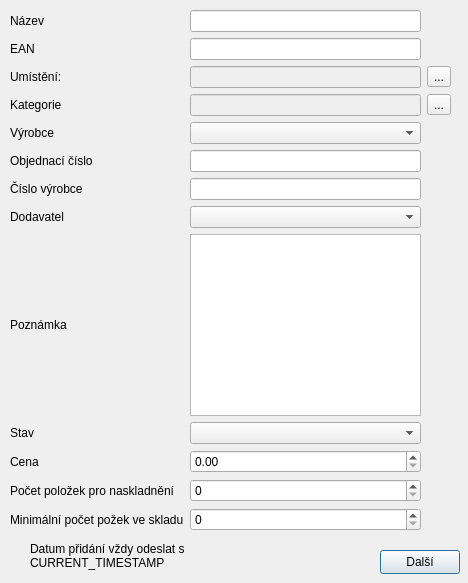
The window that PPPart/prijem_novy_1.ui (Vcpavel31/PPPart) describes before a commit, drawn with Qt 5.
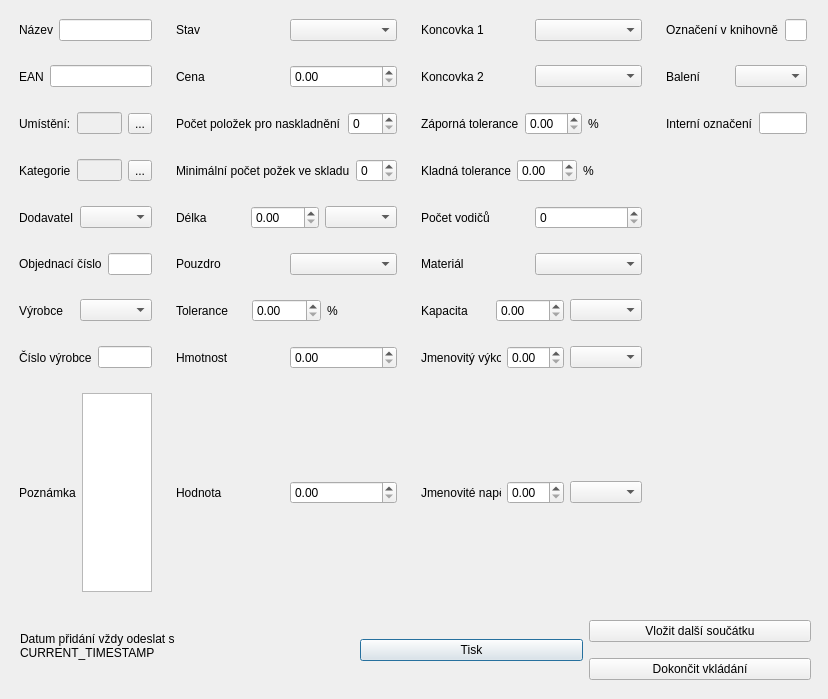
The same window after the commit.

What changed in the file:
```diff
--- a/PPPart/prijem_novy_1.ui
+++ b/PPPart/prijem_novy_1.ui
@@ -6,198 +6,568 @@
    <rect>
     <x>0</x>
     <y>0</y>
-    <width>468</width>
-    <height>583</height>
+    <width>828</width>
+    <height>699</height>
    </rect>
   </property>
   <property name="windowTitle">
    <string>Dialog</string>
   </property>
-  <widget class="QPushButton" name="Dalsi">
-   <property name="geometry">
-    <rect>
-     <x>380</x>
-     <y>550</y>
-     <width>80</width>
-     <height>24</height>
-    </rect>
-   </property>
-   <property name="text">
-    <string>Další</string>
-   </property>
-  </widget>
   <widget class="QWidget" name="formLayoutWidget">
    <property name="geometry">
     <rect>
      <x>10</x>
      <y>10</y>
-     <width>441</width>
-     <height>521</height>
+     <width>806</width>
+     <height>591</height>
     </rect>
    </property>
    <layout class="QGridLayout" name="gridLayout">
-    <item row="5" column="1">
-     <widget class="QComboBox" name="Vyrobce_2"/>
-    </item>
-    <item row="5" column="0">
-     <widget class="QLabel" name="Vyrobce">
-      <property name="text">
-       <string>Výrobce</string>
-      </property>
-     </widget>
-    </item>
-    <item row="6" column="1">
-     <widget class="QLineEdit" name="Obj_cislo_2"/>
-    </item>
-    <item row="10" column="0">
-     <widget class="QLabel" name="Stav">
-      <property name="text">
-       <string>Stav</string>
-      </property>
-     </widget>
-    </item>
-    <item row="4" column="1">
-     <widget class="QLineEdit" name="Kategorie_2">
-      <property name="enabled">
-       <bool>false</bool>
-      </property>
+    <item row="0" column="0">
+     <widget class="QWidget" name="Nazev" native="true">
+      <layout class="QHBoxLayout" name="horizontalLayout_2">
+       <item>
+        <widget class="QLabel" name="Nazev_1">
+         <property name="text">
+          <string>Název</string>
+         </property>
+        </widget>
+       </item>
+       <item>
+        <widget class="QLineEdit" name="Nazev_2"/>
+       </item>
+      </layout>
      </widget>
     </item>
     <item row="1" column="0">
-     <widget class="QLabel" name="EAN">
-      <property name="text">
-       <string>EAN</string>
-      </property>
-     </widget>
-    </item>
-    <item row="11" column="0">
-     <widget class="QLabel" name="Cena">
-      <property name="text">
-       <string>Cena</string>
-      </property>
+     <widget class="QWidget" name="EAN" native="true">
+      <layout class="QHBoxLayout" name="_4">
+       <item>
+        <widget class="QLabel" name="EAN_1">
+         <property name="text">
+          <string>EAN</string>
+         </property>
+        </widget>
+       </item>
+       <item>
+        <widget class="QLineEdit" name="EAN_2"/>
+       </item>
+      </layout>
      </widget>
     </item>
     <item row="1" column="1">
-     <widget class="QLineEdit" name="EAN_2"/>
-    </item>
-    <item row="8" column="0">
-     <widget class="QLabel" name="Dodavatel">
-      <property name="text">
-       <string>Dodavatel</string>
-      </property>
-     </widget>
-    </item>
-    <item row="9" column="1">
-     <widget class="QPlainTextEdit" name="Poznamka_2"/>
-    </item>
-    <item row="0" column="0">
-     <widget class="QLabel" name="Nazev">
-      <property name="text">
-       <string>Název</string>
-      </property>
-     </widget>
-    </item>
-    <item row="8" column="1">
-     <widget class="QComboBox" name="Dodavatel_2"/>
-    </item>
-    <item row="4" column="0">
-     <widget class="QLabel" name="Kategorie">
-      <property name="text">
-       <string>Kategorie</string>
-      </property>
-     </widget>
-    </item>
-    <item row="9" column="0">
-     <widget class="QLabel" name="Poznamka">
-      <property name="text">
-       <string>Poznámka</string>
-      </property>
-     </widget>
-    </item>
-    <item row="3" column="0">
-     <widget class="QLabel" name="Umisteni">
-      <property name="text">
-       <string>Umístění:</string>
-      </property>
-     </widget>
-    </item>
-    <item row="12" column="0">
-     <widget class="QLabel" name="Polozek">
-      <property name="text">
-       <string>Počet položek pro naskladnění</string>
-      </property>
-      <property name="wordWrap">
-       <bool>true</bool>
-      </property>
+     <widget class="QWidget" name="Cena" native="true">
+      <layout class="QHBoxLayout" name="horizontalLayout_10">
+       <item>
+        <widget class="QLabel" name="Cena_1">
+         <property name="text">
+          <string>Cena</string>
+         </property>
+        </widget>
+       </item>
+       <item>
+        <widget class="QDoubleSpinBox" name="Cena_2"/>
+       </item>
+      </layout>
      </widget>
     </item>
     <item row="3" column="1">
-     <widget class="QLineEdit" name="Umisteni_2">
-      <property name="enabled">
-       <bool>false</bool>
-      </property>
+     <widget class="QWidget" name="Min_sklad" native="true">
+      <layout class="QHBoxLayout" name="horizontalLayout_12">
+       <item>
+        <widget class="QLabel" name="Min_sklad_1">
+         <property name="text">
+          <string>Minimální počet požek ve skladu</string>
+         </property>
+        </widget>
+       </item>
+       <item>
+        <widget class="QSpinBox" name="Min_sklad_2"/>
+       </item>
+      </layout>
+     </widget>
+    </item>
+    <item row="4" column="0">
+     <widget class="QWidget" name="Dodavatel" native="true">
+      <layout class="QHBoxLayout" name="horizontalLayout_7">
+       <item>
+        <widget class="QLabel" name="Dodavatel_1">
+         <property name="text">
+          <string>Dodavatel</string>
+         </property>
+        </widget>
+       </item>
+       <item>
+        <widget class="QComboBox" name="Dodavatel_2"/>
+       </item>
+      </layout>
+     </widget>
+    </item>
+    <item row="2" column="1">
+     <widget class="QWidget" name="Polozek" native="true">
+      <layout class="QHBoxLayout" name="horizontalLayout_11">
+       <item>
+        <widget class="QLabel" name="Polozek_1">
+         <property name="text">
+          <string>Počet položek pro naskladnění</string>
+         </property>
+         <property name="wordWrap">
+          <bool>false</bool>
+         </property>
+        </widget>
+       </item>
+       <item>
+        <widget class="QSpinBox" name="Polozek_2"/>
+       </item>
+      </layout>
      </widget>
     </item>
     <item row="0" column="1">
-     <widget class="QLineEdit" name="Nazev_2"/>
+     <widget class="QWidget" name="Stav" native="true">
+      <layout class="QHBoxLayout" name="horizontalLayout_9">
+       <item>
+        <widget class="QLabel" name="Stav_1">
+         <property name="text">
+          <string>Stav</string>
+         </property>
+        </widget>
+       </item>
+       <item>
+        <widget class="QComboBox" name="Stav_2"/>
+       </item>
+      </layout>
+     </widget>
     </item>
-    <item row="7" column="1">
-     <widget class="QLineEdit" name="Vyr_cislo_2"/>
+    <item row="3" column="0">
+     <widget class="QWidget" name="Kategorie" native="true">
+      <layout class="QHBoxLayout" name="horizontalLayout_4">
+       <item>
+        <widget class="QLabel" name="Kategorie_1">
+         <property name="text">
+          <string>Kategorie</string>
+         </property>
+        </widget>
+       </item>
+       <item>
+        <widget class="QLineEdit" name="Kategorie_2">
+         <property name="enabled">
+          <bool>false</bool>
+         </property>
+        </widget>
+       </item>
+       <item>
+        <widget class="QToolButton" name="Kategorie_3">
+         <property name="text">
+          <string>...</string>
+         </property>
+        </widget>
+       </item>
+      </layout>
+     </widget>
     </item>
-    <item row="3" column="2">
-     <widget class="QToolButton" name="Umisteni_3">
-      <property name="text">
-       <string>...</string>
-      </property>
+    <item row="7" column="0">
+     <widget class="QWidget" name="Vyr_cislo" native="true">
+      <layout class="QHBoxLayout" name="horizontalLayout_6">
+       <item>
+        <widget class="QLabel" name="Vyr_cislo_1">
+         <property name="text">
+          <string>Číslo výrobce</string>
+         </property>
+        </widget>
+       </item>
+       <item>
+        <widget class="QLineEdit" name="Vyr_cislo_2"/>
+       </item>
+      </layout>
      </widget>
     </item>
-    <item row="12" column="1">
-     <widget class="QSpinBox" name="Polozek_2"/>
+    <item row="4" column="1">
+     <widget class="QWidget" name="Delka" native="true">
+      <layout class="QHBoxLayout" name="horizontalLayout_3">
+       <item>
+        <widget class="QLabel" name="Delka_1">
+         <property name="text">
+          <string>Délka</string>
+         </property>
+        </widget>
+       </item>
+       <item>
+        <widget class="QDoubleSpinBox" name="doubleSpinBox_9"/>
+       </item>
+       <item>
+        <widget class="QComboBox" name="Delka_3"/>
+       </item>
+      </layout>
+     </widget>
     </item>
-    <item row="10" column="1">
-     <widget class="QComboBox" name="Stav_2"/>
+    <item row="5" column="0">
+     <widget class="QWidget" name="Obj_cislo" native="true">
+      <layout class="QHBoxLayout" name="Obj_cislo_3">
+       <item>
+        <widget class="QLabel" name="Obj_cislo_1">
+         <property name="text">
+          <string>Objednací číslo</string>
+         </property>
+        </widget>
+       </item>
+       <item>
+        <widget class="QLineEdit" name="Obj_cislo_2"/>
+       </item>
+      </layout>
+     </widget>
     </item>
     <item row="6" column="0">
-     <widget class="QLabel" name="Obj_cislo">
-      <property name="text">
-       <string>Objednací číslo</string>
-      </property>
+     <widget class="QWidget" name="Vyrobce" native="true">
+      <layout class="QHBoxLayout" name="horizontalLayout_5">
+       <item>
+        <widget class="QLabel" name="Vyrobce_1">
+         <property name="text">
+          <string>Výrobce</string>
+         </property>
+        </widget>
+       </item>
+       <item>
+        <widget class="QComboBox" name="Vyrobce_2"/>
+       </item>
+      </layout>
+     </widget>
+    </item>
+    <item row="2" column="0">
+     <widget class="QWidget" name="Umisteni" native="true">
+      <layout class="QHBoxLayout" name="Umisteni_4">
+       <item>
+        <widget class="QLabel" name="Umisteni_1">
+         <property name="text">
+          <string>Umístění:</string>
+         </property>
+        </widget>
+       </item>
+       <item>
+        <widget class="QLineEdit" name="Umisteni_2">
+         <property name="enabled">
+          <bool>false</bool>
+         </property>
+        </widget>
+       </item>
+       <item>
+        <widget class="QToolButton" name="Umisteni_3">
+         <property name="text">
+          <string>...</string>
+         </property>
+        </widget>
+       </item>
+      </layout>
+     </widget>
+    </item>
+    <item row="8" column="0">
+     <widget class="QWidget" name="Poznamka" native="true">
+      <layout class="QHBoxLayout" name="horizontalLayout_8">
+       <item>
+        <widget class="QLabel" name="Poznamka_1">
+         <property name="text">
+          <string>Poznámka</string>
+         </property>
+        </widget>
+       </item>
+       <item>
+        <widget class="QPlainTextEdit" name="Poznamka_2"/>
+       </item>
+      </layout>
+     </widget>
+    </item>
+    <item row="8" column="1">
+     <widget class="QWidget" name="Hodnota" native="true">
+      <layout class="QHBoxLayout" name="horizontalLayout_16">
+       <item>
+        <widget class="QLabel" name="Hodnota_1">
+         <property name="text">
+          <string>Hodnota</string>
+         </property>
+        </widget>
+       </item>
+       <item>
+        <widget class="QDoubleSpinBox" name="Hodnota_2"/>
+       </item>
+      </layout>
+     </widget>
+    </item>
+    <item row="7" column="1">
+     <widget class="QWidget" name="Hmotnost" native="true">
+      <layout class="QHBoxLayout" name="horizontalLayout_15">
+       <item>
+        <widget class="QLabel" name="Hmotnost_1">
+         <property name="text">
+          <string>Hmotnost</string>
+         </property>
+        </widget>
+       </item>
+       <item>
+        <widget class="QDoubleSpinBox" name="Hmotnost_2"/>
+       </item>
+      </layout>
+     </widget>
+    </item>
+    <item row="6" column="1">
+     <widget class="QWidget" name="Tolerance" native="true">
+      <layout class="QHBoxLayout" name="horizontalLayout_14">
+       <item>
+        <widget class="QLabel" name="Tolerance_1">
+         <property name="text">
+          <string>Tolerance</string>
+         </property>
+        </widget>
+       </item>
+       <item>
+        <widget class="QDoubleSpinBox" name="Tolerance_2"/>
+       </item>
+       <item>
+        <widget class="QLabel" name="Tolerance_3">
+         <property name="text">
+          <string>%</string>
+         </property>
+        </widget>
+       </item>
+      </layout>
+     </widget>
+    </item>
+    <item row="5" column="1">
+     <widget class="QWidget" name="Pouzdro" native="true">
+      <layout class="QHBoxLayout" name="horizontalLayout_13">
+       <item>
+        <widget class="QLabel" name="Pouzdro_1">
+         <property name="text">
+          <string>Pouzdro</string>
+         </property>
+        </widget>
+       </item>
+       <item>
+        <widget class="QComboBox" name="Pouzdro_2"/>
+       </item>
+      </layout>
+     </widget>
+    </item>
+    <item row="8" column="2">
+     <widget class="QWidget" name="Jme_napeti" native="true">
+      <layout class="QHBoxLayout" name="horizontalLayout_25">
+       <item>
+        <widget class="QLabel" name="Jme_napeti_1">
+         <property name="text">
+          <string>Jmenovité napětí</string>
+         </property>
+        </widget>
+       </item>
+       <item>
+        <widget class="QDoubleSpinBox" name="Jme_napeti_2"/>
+       </item>
+       <item>
+        <widget class="QComboBox" name="Jme_napeti_3"/>
+       </item>
+      </layout>
+     </widget>
+    </item>
+    <item row="7" column="2">
+     <widget class="QWidget" name="Jme_vykon" native="true">
+      <layout class="QHBoxLayout" name="horizontalLayout_24">
+       <item>
+        <widget class="QLabel" name="Jme_vykon_1">
+         <property name="text">
+          <string>Jmenovitý výkon</string>
+         </property>
+        </widget>
+       </item>
+       <item>
+        <widget class="QDoubleSpinBox" name="Jme_vykon_2"/>
+       </item>
+       <item>
+        <widget class="QComboBox" name="Jme_vykon_3"/>
+       </item>
+      </layout>
+     </widget>
+    </item>
+    <item row="6" column="2">
+     <widget class="QWidget" name="Kapacita" native="true">
+      <layout class="QHBoxLayout" name="horizontalLayout_23">
+       <item>
+        <widget class="QLabel" name="Kapacita_1">
+         <property name="text">
+          <string>Kapacita</string>
+         </property>
+        </widget>
+       </item>
+       <item>
+        <widget class="QDoubleSpinBox" name="Kapacita_2"/>
+       </item>
+       <item>
+        <widget class="QComboBox" name="Kapacita_3"/>
+       </item>
+      </layout>
+     </widget>
+    </item>
+    <item row="5" column="2">
+     <widget class="QWidget" name="Material" native="true">
+      <layout class="QHBoxLayout" name="horizontalLayout_22">
+       <item>
+        <widget class="QLabel" name="Material_1">
+         <property name="text">
+          <string>Materiál</string>
+         </property>
+        </widget>
+       </item>
+       <item>
+        <widget class="QComboBox" name="Material_2"/>
+       </item>
+      </layout>
      </widget>
     </item>
     <item row="4" column="2">
-     <widget class="QToolButton" name="Kategorie_3">
-      <property name="text">
-       <string>...</string>
-      </property>
+     <widget class="QWidget" name="Poc_vodicu" native="true">
+      <layout class="QHBoxLayout" name="horizontalLayout_21">
+       <item>
+        <widget class="QLabel" name="Poc_vodicu_1">
+         <property name="text">
+          <string>Počet vodičů</string>
+         </property>
+        </widget>
+       </item>
+       <item>
+        <widget class="QSpinBox" name="Poc_vodicu_2"/>
+       </item>
+      </layout>
      </widget>
     </item>
-    <item row="11" column="1">
-     <widget class="QDoubleSpinBox" name="Cena_2"/>
+    <item row="3" column="2">
+     <widget class="QWidget" name="Kladna_tolerance" native="true">
+      <layout class="QHBoxLayout" name="horizontalLayout_20">
+       <item>
+        <widget class="QLabel" name="Kladna_tolerance_1">
+         <property name="text">
+          <string>Kladná tolerance</string>
+         </property>
+        </widget>
+       </item>
+       <item>
+        <widget class="QDoubleSpinBox" name="Kladna_tolerance_2"/>
+       </item>
+       <item>
+        <widget class="QLabel" name="Kladna_tolerance_3">
+         <property name="text">
+          <string>%</string>
+         </property>
+        </widget>
+       </item>
+      </layout>
+     </widget>
     </item>
-    <item row="7" column="0">
-     <widget class="QLabel" name="Vyr_cislo">
-      <property name="text">
-       <string>Číslo výrobce</string>
-      </property>
+    <item row="2" column="2">
+     <widget class="QWidget" name="Zaporna_tolerance" native="true">
+      <layout class="QHBoxLayout" name="horizontalLayout_19">
+       <item>
+        <widget class="QLabel" name="Zaporna_tolerance_1">
+         <property name="text">
+          <string>Záporná tolerance</string>
+         </property>
+        </widget>
+       </item>
+       <item>
+        <widget class="QDoubleSpinBox" name="Zaporna_tolerance_2"/>
+       </item>
+       <item>
+        <widget class="QLabel" name="Zaporna_tolerance_3">
+         <property name="text">
+          <string>%</string>
+         </property>
+        </widget>
+       </item>
+      </layout>
      </widget>
     </item>
-    <item row="13" column="0">
-     <widget class="QLabel" name="Min_sklad">
-      <property name="text">
-       <string>Minimální počet požek ve skladu</string>
-      </property>
+    <item row="1" column="2">
+     <widget class="QWidget" name="Koncovka_2" native="true">
+      <layout class="QHBoxLayout" name="horizontalLayout_18">
+       <item>
+        <widget class="QLabel" name="Koncovka_2_1">
+         <property name="text">
+          <string>Koncovka 2</string>
+         </property>
+        </widget>
+       </item>
+       <item>
+        <widget class="QComboBox" name="Koncovka_2_2"/>
+       </item>
+      </layout>
      </widget>
     </item>
-    <item row="13" column="1">
-     <widget class="QSpinBox" name="Min_sklad_2"/>
+    <item row="0" column="2">
+     <widget class="QWidget" name="Koncovka_1" native="true">
+      <layout class="QHBoxLayout" name="horizontalLayout_17">
+       <item>
+        <widget class="QLabel" name="Koncovka_1_1">
+         <property name="text">
+          <string>Koncovka 1</string>
+         </property>
+        </widget>
+       </item>
+       <item>
+        <widget class="QComboBox" name="Koncovka_1_2"/>
+       </item>
+      </layout>
+     </widget>
+    </item>
+    <item row="0" column="3">
+     <widget class="QWidget" name="Ozn_knihovna" native="true">
+      <layout class="QHBoxLayout" name="horizontalLayout_26">
+       <item>
+        <widget class="QLabel" name="Ozn_knihovna_1">
+         <property name="text">
+          <string>Označení v knihovně</string>
+         </property>
+        </widget>
+       </item>
+       <item>
+        <widget class="QLineEdit" name="Ozn_knihovna_2"/>
+       </item>
+      </layout>
+     </widget>
+    </item>
+    <item row="1" column="3">
+     <widget class="QWidget" name="Baleni" native="true">
+      <layout class="QHBoxLayout" name="horizontalLayout">
+       <item>
+        <widget class="QLabel" name="Baleni_1">
+         <property name="text">
+          <string>Balení</string>
+         </property>
+        </widget>
+       </item>
+       <item>
+        <widget class="QComboBox" name="Baleni_2"/>
+       </item>
+      </layout>
+     </widget>
+    </item>
+    <item row="2" column="3">
+     <widget class="QWidget" name="Int_oznaceni" native="true">
+      <layout class="QHBoxLayout" name="horizontalLayout_27">
+       <item>
+        <widget class="QLabel" name="Int_oznaceni_1">
+         <property name="text">
+          <string>Interní označení</string>
+         </property>
+        </widget>
+       </item>
+       <item>
+        <widget class="QLineEdit" name="Int_oznaceni_2"/>
+       </item>
+      </layout>
+     </widget>
     </item>
    </layout>
   </widget>
   <widget class="QLabel" name="pozn">
    <property name="geometry">
     <rect>
-     <x>30</x>
-     <y>540</y>
+     <x>20</x>
+     <y>630</y>
      <width>171</width>
      <height>31</height>
     </rect>
@@ -212,6 +582,43 @@
     <bool>true</bool>
    </property>
   </widget>
+  <widget class="QWidget" name="horizontalLayoutWidget_2">
+   <property name="geometry">
+    <rect>
+     <x>360</x>
+     <y>610</y>
+     <width>451</width>
+     <height>80</height>
+    </rect>
+   </property>
+   <layout class="QHBoxLayout" name="Tlacitka">
+    <item>
+     <widget class="QPushButton" name="Print">
+      <property name="text">
+       <string>Tisk</string>
+      </property>
+     </widget>
+    </item>
+    <item>
+     <layout class="QVBoxLayout" name="Pokracovani">
+      <item>
+       <widget class="QPushButton" name="Next_part">
+        <property name="text">
+         <string>Vložit další součátku</string>
+        </property>
+       </widget>
+      </item>
+      <item>
+       <widget class="QPushButton" name="Done">
+        <property name="text">
+         <string>Dokončit vkládání</string>
+        </property>
+       </widget>
+      </item>
+     </layout>
+    </item>
+   </layout>
+  </widget>
  </widget>
  <resources/>
  <connections/>
```
